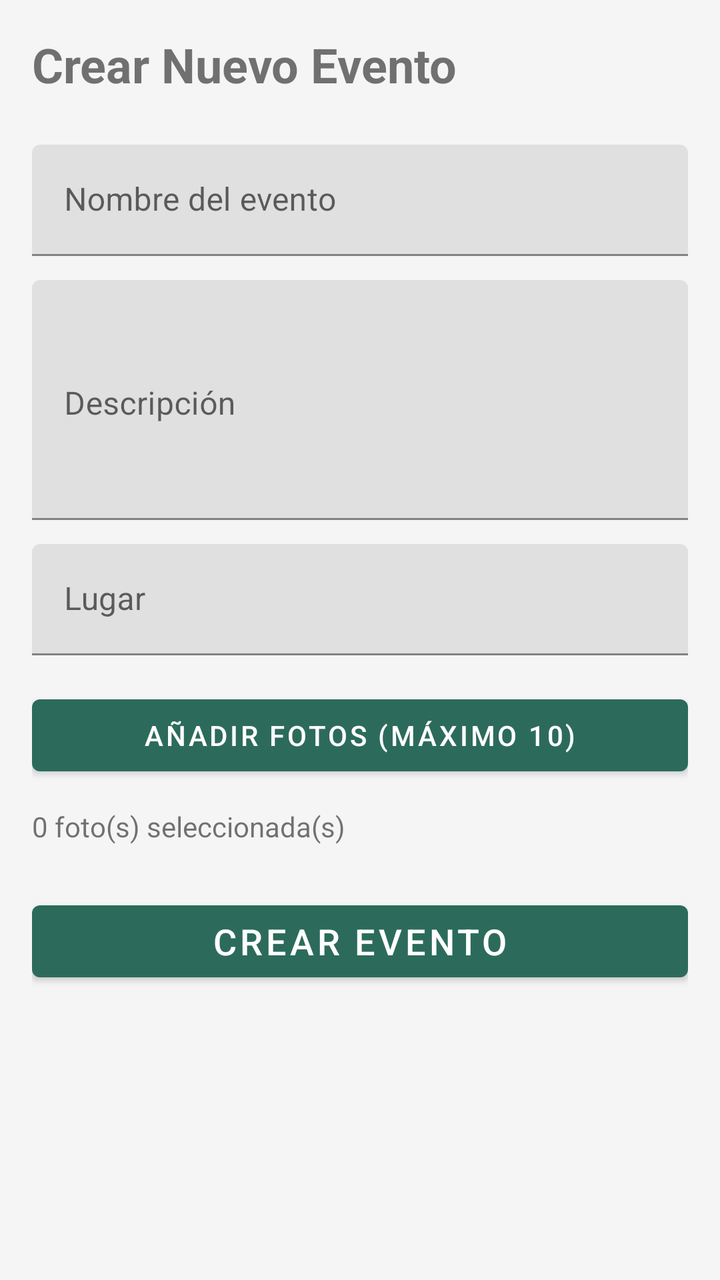
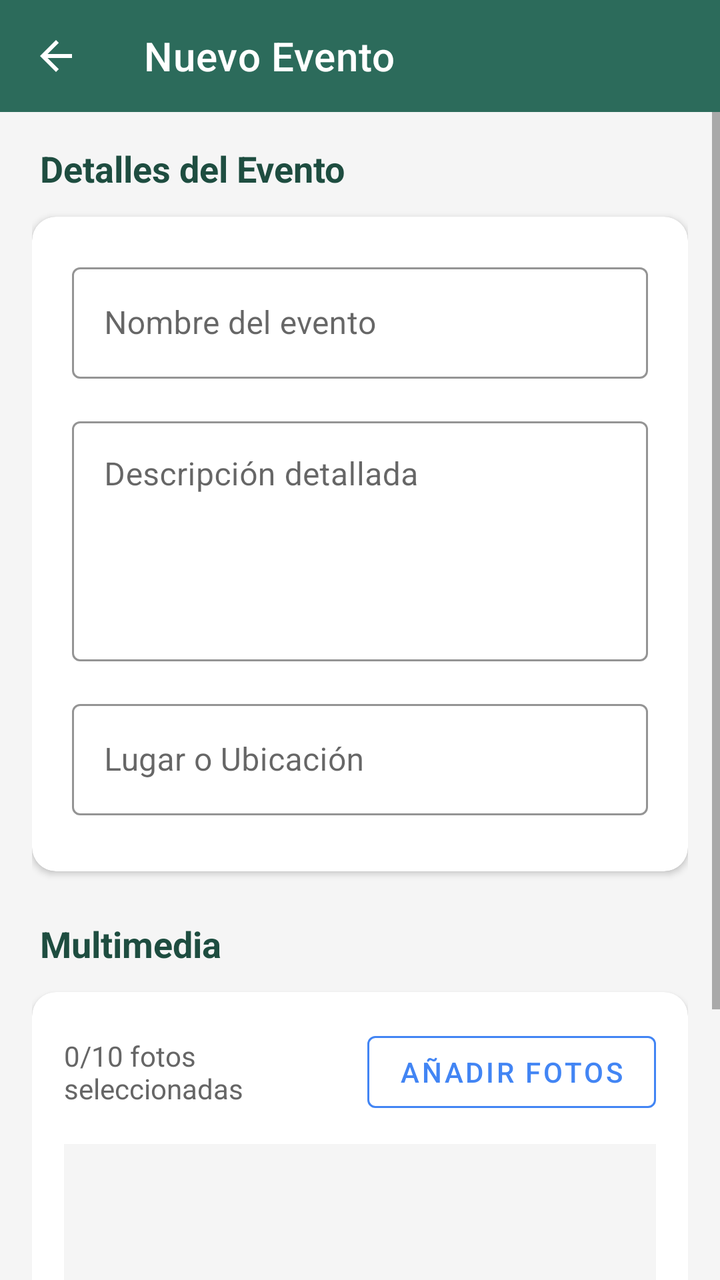

The first picture is an Android layout as it rendered before a commit; the second is the same layout after the commit. The layout source and the unified diff follow.
<!-- AndroidManifest.xml: application theme Theme.GESDEP -->
<!-- res/layout/activity_create_event.xml -->
<?xml version="1.0" encoding="utf-8"?>
<ScrollView xmlns:android="http://schemas.android.com/apk/res/android"
    android:layout_width="match_parent"
    android:layout_height="match_parent"
    android:padding="16dp">

    <LinearLayout
        android:layout_width="match_parent"
        android:layout_height="wrap_content"
        android:orientation="vertical">

        <TextView
            android:layout_width="wrap_content"
            android:layout_height="wrap_content"
            android:text="Crear Nuevo Evento"
            android:textSize="24sp"
            android:textStyle="bold"
            android:layout_marginBottom="24dp"/>

        <com.google.android.material.textfield.TextInputLayout
            android:layout_width="match_parent"
            android:layout_height="wrap_content"
            android:layout_marginBottom="12dp">
            <com.google.android.material.textfield.TextInputEditText
                android:id="@+id/etName"
                android:layout_width="match_parent"
                android:layout_height="wrap_content"
                android:hint="Nombre del evento"/>
        </com.google.android.material.textfield.TextInputLayout>

        <com.google.android.material.textfield.TextInputLayout
            android:layout_width="match_parent"
            android:layout_height="wrap_content"
            android:layout_marginBottom="12dp">
            <com.google.android.material.textfield.TextInputEditText
                android:id="@+id/etDescription"
                android:layout_width="match_parent"
                android:layout_height="120dp"
                android:gravity="top"
                android:hint="Descripción"/>
        </com.google.android.material.textfield.TextInputLayout>

        <com.google.android.material.textfield.TextInputLayout
            android:layout_width="match_parent"
            android:layout_height="wrap_content"
            android:layout_marginBottom="16dp">
            <com.google.android.material.textfield.TextInputEditText
                android:id="@+id/etPlace"
                android:layout_width="match_parent"
                android:layout_height="wrap_content"
                android:hint="Lugar"/>
        </com.google.android.material.textfield.TextInputLayout>

        <Button
            android:id="@+id/btnAddPhotos"
            android:layout_width="match_parent"
            android:layout_height="wrap_content"
            android:text="Añadir Fotos (máximo 10)"
            android:layout_marginBottom="12dp"/>

        <TextView
            android:id="@+id/tvPhotoCount"
            android:layout_width="wrap_content"
            android:layout_height="wrap_content"
            android:text="0 foto(s) seleccionada(s)"
            android:layout_marginBottom="8dp"/>

        <androidx.recyclerview.widget.RecyclerView
            android:id="@+id/rvPhotos"
            android:layout_width="match_parent"
            android:layout_height="wrap_content"
            android:layout_marginBottom="16dp"/>

        <ProgressBar
            android:id="@+id/progressBar"
            android:layout_width="match_parent"
            android:layout_height="wrap_content"
            android:visibility="gone"
            style="?android:attr/progressBarStyleHorizontal"/>

        <Button
            android:id="@+id/btnCreate"
            android:layout_width="match_parent"
            android:layout_height="wrap_content"
            android:text="CREAR EVENTO"
            android:textSize="18sp"/>
    </LinearLayout>
</ScrollView>
<!-- resources referenced by this layout -->
<resources>
  <style name="Theme.GESDEP" parent="Theme.MaterialComponents.DayNight.NoActionBar">
          
          <item name="colorPrimary">@color/green_primary</item>
          <item name="colorPrimaryVariant">@color/green_dark</item>
          <item name="colorOnPrimary">@color/white</item>
  
          
          <item name="colorSecondary">@color/blue_button</item>
          <item name="colorSecondaryVariant">@color/blue_button</item>
          <item name="colorOnSecondary">@color/white</item>
  
          
          <item name="android:statusBarColor">@color/green_primary</item>
  
          
          <item name="android:windowBackground">@color/gray_light</item>
      </style>
  <color name="green_primary">#2C6B5B</color>
  <color name="green_dark">#1E4D40</color>
  <color name="white">#FFFFFF</color>
  <color name="blue_button">#4285F4</color>
  <color name="gray_light">#F5F5F5</color>
</resources>

<!-- the commit's change to res/layout/activity_create_event.xml (unified diff, before → after) -->
@@ -1,88 +1,198 @@
 <?xml version="1.0" encoding="utf-8"?>
-<ScrollView xmlns:android="http://schemas.android.com/apk/res/android"
+<LinearLayout xmlns:android="http://schemas.android.com/apk/res/android"
+    xmlns:app="http://schemas.android.com/apk/res-auto"
+    xmlns:tools="http://schemas.android.com/tools"
     android:layout_width="match_parent"
     android:layout_height="match_parent"
-    android:padding="16dp">
+    android:orientation="vertical"
+    android:background="@color/gray_light">
 
-    <LinearLayout
+    <com.google.android.material.appbar.MaterialToolbar
+        android:id="@+id/toolbar"
         android:layout_width="match_parent"
-        android:layout_height="wrap_content"
-        android:orientation="vertical">
+        android:layout_height="?attr/actionBarSize"
+        android:background="@color/green_primary"
+        app:title="Nuevo Evento"
+        app:titleTextColor="@color/white"
+        app:navigationIcon="@drawable/abc_ic_ab_back_material"
+        app:navigationIconTint="@color/white"/>
 
-        <TextView
-            android:layout_width="wrap_content"
-            android:layout_height="wrap_content"
-            android:text="Crear Nuevo Evento"
-            android:textSize="24sp"
-            android:textStyle="bold"
-            android:layout_marginBottom="24dp"/>
+    <ScrollView
+        android:layout_width="match_parent"
+        android:layout_height="match_parent"
+        android:fillViewport="true">
 
-        <com.google.android.material.textfield.TextInputLayout
+        <LinearLayout
             android:layout_width="match_parent"
             android:layout_height="wrap_content"
-            android:layout_marginBottom="12dp">
-            <com.google.android.material.textfield.TextInputEditText
-                android:id="@+id/etName"
+            android:orientation="vertical"
+            android:padding="16dp">
+
+            <TextView
+                android:layout_width="wrap_content"
+                android:layout_height="wrap_content"
+                android:text="Detalles del Evento"
+                android:textSize="18sp"
+                android:textStyle="bold"
+                android:textColor="@color/green_dark"
+                android:layout_marginBottom="12dp"
+                android:layout_marginStart="4dp"/>
+
+            <com.google.android.material.card.MaterialCardView
                 android:layout_width="match_parent"
                 android:layout_height="wrap_content"
-                android:hint="Nombre del evento"/>
-        </com.google.android.material.textfield.TextInputLayout>
+                app:cardCornerRadius="12dp"
+                app:cardElevation="2dp"
+                app:cardBackgroundColor="@color/white"
+                android:layout_marginBottom="24dp">
 
-        <com.google.android.material.textfield.TextInputLayout
-            android:layout_width="match_parent"
-            android:layout_height="wrap_content"
-            android:layout_marginBottom="12dp">
-            <com.google.android.material.textfield.TextInputEditText
-                android:id="@+id/etDescription"
-                android:layout_width="match_parent"
-                android:layout_height="120dp"
-                android:gravity="top"
-                android:hint="Descripción"/>
-        </com.google.android.material.textfield.TextInputLayout>
+                <LinearLayout
+                    android:layout_width="match_parent"
+                    android:layout_height="wrap_content"
+                    android:orientation="vertical"
+                    android:padding="20dp">
 
-        <com.google.android.material.textfield.TextInputLayout
-            android:layout_width="match_parent"
-            android:layout_height="wrap_content"
-            android:layout_marginBottom="16dp">
-            <com.google.android.material.textfield.TextInputEditText
-                android:id="@+id/etPlace"
+                    <com.google.android.material.textfield.TextInputLayout
+                        android:layout_width="match_parent"
+                        android:layout_height="wrap_content"
+                        android:layout_marginBottom="16dp"
+                        style="@style/Widget.MaterialComponents.TextInputLayout.OutlinedBox"
+                        app:boxStrokeColor="@color/green_primary"
+                        app:hintTextColor="@color/green_primary"
+                        app:boxBackgroundColor="@color/white">
+
+                        <com.google.android.material.textfield.TextInputEditText
+                            android:id="@+id/etName"
+                            android:layout_width="match_parent"
+                            android:layout_height="wrap_content"
+                            android:textColor="@color/gray_dark"
+                            android:hint="Nombre del evento"
+                            android:inputType="textCapSentences"/>
+                    </com.google.android.material.textfield.TextInputLayout>
+
+                    <com.google.android.material.textfield.TextInputLayout
+                        android:layout_width="match_parent"
+                        android:layout_height="wrap_content"
+                        android:layout_marginBottom="16dp"
+                        style="@style/Widget.MaterialComponents.TextInputLayout.OutlinedBox"
+                        app:boxStrokeColor="@color/green_primary"
+                        app:hintTextColor="@color/green_primary"
+                        app:boxBackgroundColor="@color/white">
+
+                        <com.google.android.material.textfield.TextInputEditText
+                            android:id="@+id/etDescription"
+                            android:layout_width="match_parent"
+                            android:layout_height="120dp"
+                            android:gravity="top"
+                            android:textColor="@color/gray_dark"
+                            android:hint="Descripción detallada"
+                            android:inputType="textMultiLine|textCapSentences"/>
+                    </com.google.android.material.textfield.TextInputLayout>
+
+                    <com.google.android.material.textfield.TextInputLayout
+                        android:layout_width="match_parent"
+                        android:layout_height="wrap_content"
+                        android:layout_marginBottom="8dp"
+                        style="@style/Widget.MaterialComponents.TextInputLayout.OutlinedBox"
+                        app:boxStrokeColor="@color/green_primary"
+                        app:hintTextColor="@color/green_primary"
+                        app:boxBackgroundColor="@color/white">
+
+                        <com.google.android.material.textfield.TextInputEditText
+                            android:id="@+id/etPlace"
+                            android:layout_width="match_parent"
+                            android:layout_height="wrap_content"
+                            android:textColor="@color/gray_dark"
+                            android:hint="Lugar o Ubicación"
+                            android:inputType="textCapWords"/>
+                    </com.google.android.material.textfield.TextInputLayout>
+
+                </LinearLayout>
+            </com.google.android.material.card.MaterialCardView>
+
+            <TextView
+                android:layout_width="wrap_content"
+                android:layout_height="wrap_content"
+                android:text="Multimedia"
+                android:textSize="18sp"
+                android:textStyle="bold"
+                android:textColor="@color/green_dark"
+                android:layout_marginBottom="12dp"
+                android:layout_marginStart="4dp"/>
+
+            <com.google.android.material.card.MaterialCardView
                 android:layout_width="match_parent"
                 android:layout_height="wrap_content"
-                android:hint="Lugar"/>
-        </com.google.android.material.textfield.TextInputLayout>
+                app:cardCornerRadius="12dp"
+                app:cardElevation="2dp"
+                app:cardBackgroundColor="@color/white"
+                android:layout_marginBottom="24dp">
 
-        <Button
-            android:id="@+id/btnAddPhotos"
-            android:layout_width="match_parent"
-            android:layout_height="wrap_content"
-            android:text="Añadir Fotos (máximo 10)"
-            android:layout_marginBottom="12dp"/>
+                <LinearLayout
+                    android:layout_width="match_parent"
+                    android:layout_height="wrap_content"
+                    android:orientation="vertical"
+                    android:padding="16dp">
 
-        <TextView
-            android:id="@+id/tvPhotoCount"
-            android:layout_width="wrap_content"
-            android:layout_height="wrap_content"
-            android:text="0 foto(s) seleccionada(s)"
-            android:layout_marginBottom="8dp"/>
+                    <LinearLayout
+                        android:layout_width="match_parent"
+                        android:layout_height="wrap_content"
+                        android:orientation="horizontal"
+                        android:gravity="center_vertical"
+                        android:layout_marginBottom="12dp">
 
-        <androidx.recyclerview.widget.RecyclerView
-            android:id="@+id/rvPhotos"
-            android:layout_width="match_parent"
-            android:layout_height="wrap_content"
-            android:layout_marginBottom="16dp"/>
+                        <TextView
+                            android:id="@+id/tvPhotoCount"
+                            android:layout_width="0dp"
+                            android:layout_height="wrap_content"
+                            android:layout_weight="1"
+                            android:text="0/10 fotos seleccionadas"
+                            android:textColor="@color/gray_text"
+                            android:textSize="14sp"/>
 
-        <ProgressBar
-            android:id="@+id/progressBar"
-            android:layout_width="match_parent"
-            android:layout_height="wrap_content"
-            android:visibility="gone"
-            style="?android:attr/progressBarStyleHorizontal"/>
+                        <com.google.android.material.button.MaterialButton
+                            android:id="@+id/btnAddPhotos"
+                            android:layout_width="wrap_content"
+                            android:layout_height="wrap_content"
+                            android:text="Añadir Fotos"
+                            style="@style/Widget.MaterialComponents.Button.OutlinedButton"
+                            android:textColor="@color/blue_button"
+                            app:strokeColor="@color/blue_button"
+                            app:iconTint="@color/blue_button"/>
+                    </LinearLayout>
 
-        <Button
-            android:id="@+id/btnCreate"
-            android:layout_width="match_parent"
-            android:layout_height="wrap_content"
-            android:text="CREAR EVENTO"
-            android:textSize="18sp"/>
-    </LinearLayout>
-</ScrollView>
+                    <androidx.recyclerview.widget.RecyclerView
+                        android:id="@+id/rvPhotos"
+                        android:layout_width="match_parent"
+                        android:layout_height="wrap_content"
+                        android:minHeight="100dp"
+                        android:background="@color/gray_light"
+                        android:layout_marginBottom="8dp"/>
+
+                </LinearLayout>
+            </com.google.android.material.card.MaterialCardView>
+
+            <ProgressBar
+                android:id="@+id/progressBar"
+                android:layout_width="match_parent"
+                android:layout_height="wrap_content"
+                android:layout_marginBottom="16dp"
+                android:visibility="gone"
+                android:indeterminateTint="@color/green_primary"
+                style="?android:attr/progressBarStyleHorizontal"/>
+
+            <com.google.android.material.button.MaterialButton
+                android:id="@+id/btnCreate"
+                android:layout_width="match_parent"
+                android:layout_height="56dp"
+                android:text="CREAR EVENTO"
+                android:textSize="16sp"
+                android:textStyle="bold"
+                app:cornerRadius="8dp"
+                android:backgroundTint="@color/green_primary"
+                android:textColor="@color/white"
+                android:layout_marginBottom="24dp"/>
+
+        </LinearLayout>
+    </ScrollView>
+</LinearLayout>
<!-- resource entries referenced after the edit -->
@@ -1,26 +1,24 @@
 <!-- resources referenced by this layout -->
 <resources>
   <style name="Theme.GESDEP" parent="Theme.MaterialComponents.DayNight.NoActionBar">
-          
           <item name="colorPrimary">@color/green_primary</item>
           <item name="colorPrimaryVariant">@color/green_dark</item>
           <item name="colorOnPrimary">@color/white</item>
   
-          
           <item name="colorSecondary">@color/blue_button</item>
           <item name="colorSecondaryVariant">@color/blue_button</item>
           <item name="colorOnSecondary">@color/white</item>
   
-          
           <item name="android:statusBarColor">@color/green_primary</item>
   
-          
           <item name="android:windowBackground">@color/gray_light</item>
       </style>
   <color name="green_primary">#2C6B5B</color>
   <color name="green_dark">#1E4D40</color>
   <color name="white">#FFFFFF</color>
   <color name="blue_button">#4285F4</color>
+  <color name="gray_dark">#333333</color>
   <color name="gray_light">#F5F5F5</color>
+  <color name="gray_text">#666666</color>
 </resources>
 
